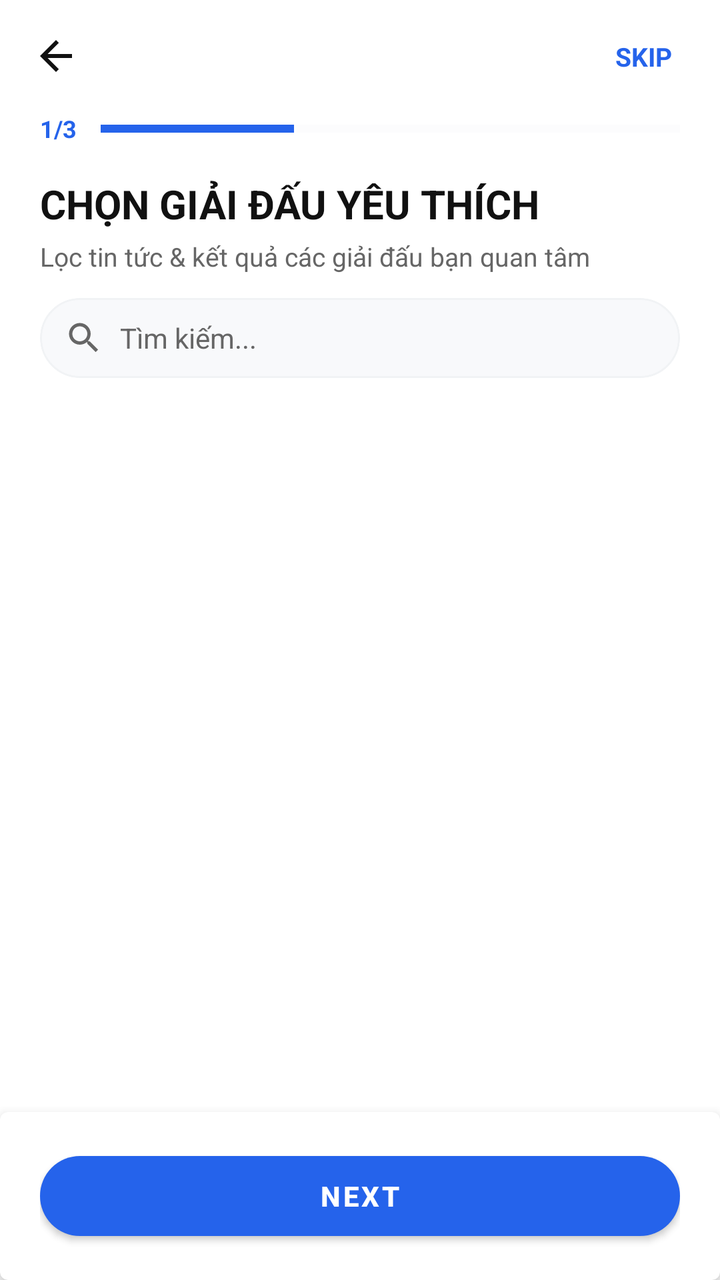
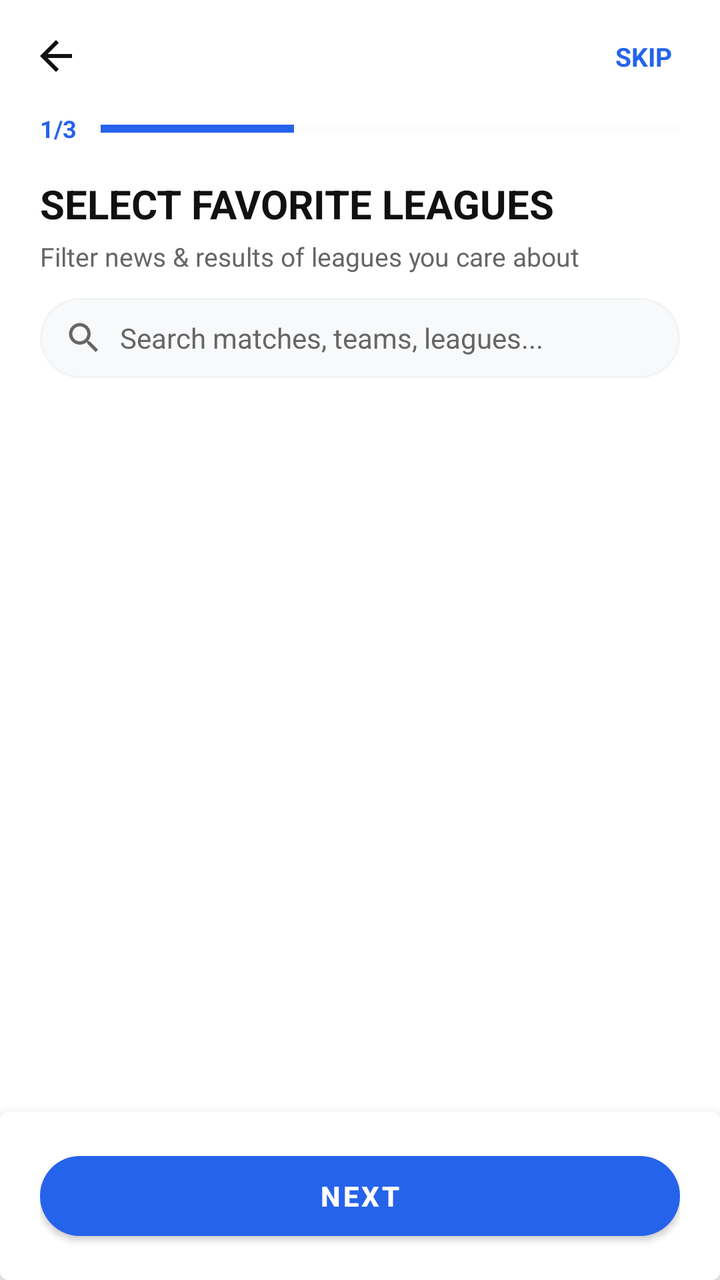

An Android layout rendered at two revisions. The XML below is the earlier revision; the diff shows what the commit changed to produce the second picture.
<!-- AndroidManifest.xml: activity theme Theme.MyApplication -->
<!-- res/layout/activity_intro.xml -->
<?xml version="1.0" encoding="utf-8"?>
<androidx.constraintlayout.widget.ConstraintLayout xmlns:android="http://schemas.android.com/apk/res/android"
    xmlns:app="http://schemas.android.com/apk/res-auto"
    xmlns:tools="http://schemas.android.com/tools"
    android:layout_width="match_parent"
    android:layout_height="match_parent"
    android:background="@color/bg_light">

    
    <androidx.constraintlayout.widget.ConstraintLayout
        android:id="@+id/clHeader"
        android:layout_width="match_parent"
        android:layout_height="56dp"
        app:layout_constraintTop_toTopOf="parent">

        <ImageView
            android:id="@+id/btnBack"
            android:layout_width="40dp"
            android:layout_height="40dp"
            android:layout_marginStart="8dp"
            android:contentDescription="Quay lại"
            android:padding="8dp"
            android:src="@drawable/ic_back"
            app:layout_constraintBottom_toBottomOf="parent"
            app:layout_constraintStart_toStartOf="parent"
            app:layout_constraintTop_toTopOf="parent"
            app:tint="@color/text_white" />

        <TextView
            android:id="@+id/btnSkip"
            android:layout_width="wrap_content"
            android:layout_height="wrap_content"
            android:layout_marginEnd="16dp"
            android:text="@string/intro_skip"
            android:textColor="@color/accent_green"
            android:textSize="13sp"
            android:textStyle="bold"
            android:padding="8dp"
            android:clickable="true"
            android:focusable="true"
            android:foreground="?attr/selectableItemBackground"
            app:layout_constraintBottom_toBottomOf="parent"
            app:layout_constraintEnd_toEndOf="parent"
            app:layout_constraintTop_toTopOf="parent" />

    </androidx.constraintlayout.widget.ConstraintLayout>

    
    <androidx.constraintlayout.widget.ConstraintLayout
        android:id="@+id/clProgressContainer"
        android:layout_width="match_parent"
        android:layout_height="wrap_content"
        android:layout_marginHorizontal="20dp"
        app:layout_constraintTop_toBottomOf="@id/clHeader">

        <TextView
            android:id="@+id/tvStepProgress"
            android:layout_width="wrap_content"
            android:layout_height="wrap_content"
            android:text="1/3"
            android:textColor="@color/accent_green"
            android:textSize="12sp"
            android:textStyle="bold"
            app:layout_constraintTop_toTopOf="parent"
            app:layout_constraintStart_toStartOf="parent" />

        <ProgressBar
            android:id="@+id/progressBarSteps"
            style="?android:attr/progressBarStyleHorizontal"
            android:layout_width="0dp"
            android:layout_height="4dp"
            android:layout_marginStart="12dp"
            android:max="3"
            android:progress="1"
            android:progressBackgroundTint="@color/divider_dark"
            android:progressTint="@color/accent_green"
            app:layout_constraintBottom_toBottomOf="@id/tvStepProgress"
            app:layout_constraintEnd_toEndOf="parent"
            app:layout_constraintStart_toEndOf="@id/tvStepProgress"
            app:layout_constraintTop_toTopOf="@id/tvStepProgress" />

    </androidx.constraintlayout.widget.ConstraintLayout>

    
    <TextView
        android:id="@+id/tvTitle"
        android:layout_width="match_parent"
        android:layout_height="wrap_content"
        android:layout_marginTop="16dp"
        android:layout_marginHorizontal="20dp"
        android:text="CHỌN GIẢI ĐẤU YÊU THÍCH"
        android:textColor="@color/text_white"
        android:textSize="20sp"
        android:textStyle="bold"
        app:layout_constraintTop_toBottomOf="@id/clProgressContainer" />

    <TextView
        android:id="@+id/tvSubtitle"
        android:layout_width="match_parent"
        android:layout_height="wrap_content"
        android:layout_marginTop="4dp"
        android:layout_marginHorizontal="20dp"
        android:text="Lọc tin tức &amp; kết quả các giải đấu bạn quan tâm"
        android:textColor="@color/text_muted"
        android:textSize="13sp"
        app:layout_constraintTop_toBottomOf="@id/tvTitle" />

    
    <com.google.android.material.card.MaterialCardView
        android:id="@+id/cvSearchInput"
        android:layout_width="match_parent"
        android:layout_height="40dp"
        android:layout_marginTop="12dp"
        android:layout_marginHorizontal="20dp"
        app:cardBackgroundColor="@color/card_dark"
        app:cardCornerRadius="20dp"
        app:cardElevation="0dp"
        app:strokeColor="@color/divider_dark"
        app:strokeWidth="1dp"
        app:layout_constraintTop_toBottomOf="@id/tvSubtitle">

        <androidx.constraintlayout.widget.ConstraintLayout
            android:layout_width="match_parent"
            android:layout_height="match_parent">

            <ImageView
                android:id="@+id/ivSearchIconSmall"
                android:layout_width="20dp"
                android:layout_height="20dp"
                android:layout_marginStart="12dp"
                android:contentDescription="Search Icon"
                android:src="@drawable/ic_search"
                app:layout_constraintBottom_toBottomOf="parent"
                app:layout_constraintStart_toStartOf="parent"
                app:layout_constraintTop_toTopOf="parent"
                app:tint="@color/text_muted" />

            <EditText
                android:id="@+id/etSearch"
                android:layout_width="0dp"
                android:layout_height="match_parent"
                android:layout_marginStart="8dp"
                android:layout_marginEnd="8dp"
                android:background="@android:color/transparent"
                android:hint="Tìm kiếm..."
                android:imeOptions="actionSearch"
                android:inputType="text"
                android:maxLines="1"
                android:textColor="@color/text_white"
                android:textColorHint="@color/text_muted"
                android:textSize="14sp"
                app:layout_constraintBottom_toBottomOf="parent"
                app:layout_constraintEnd_toStartOf="@+id/btnClear"
                app:layout_constraintStart_toEndOf="@id/ivSearchIconSmall"
                app:layout_constraintTop_toTopOf="parent" />

            <ImageView
                android:id="@+id/btnClear"
                android:layout_width="28dp"
                android:layout_height="28dp"
                android:layout_marginEnd="8dp"
                android:contentDescription="Xoá tìm kiếm"
                android:padding="6dp"
                android:src="@android:drawable/ic_menu_close_clear_cancel"
                android:visibility="gone"
                app:layout_constraintBottom_toBottomOf="parent"
                app:layout_constraintEnd_toEndOf="parent"
                app:layout_constraintTop_toTopOf="parent"
                app:tint="@color/text_muted" />

        </androidx.constraintlayout.widget.ConstraintLayout>

    </com.google.android.material.card.MaterialCardView>

    
    <androidx.recyclerview.widget.RecyclerView
        android:id="@+id/rvIntroList"
        android:layout_width="match_parent"
        android:layout_height="0dp"
        android:layout_marginTop="16dp"
        android:clipToPadding="false"
        android:paddingBottom="96dp"
        app:layout_constraintBottom_toBottomOf="parent"
        app:layout_constraintTop_toBottomOf="@id/cvSearchInput" />

    
    <LinearLayout
        android:id="@+id/emptyStateLayout"
        android:layout_width="match_parent"
        android:layout_height="0dp"
        android:gravity="center"
        android:orientation="vertical"
        android:visibility="gone"
        app:layout_constraintBottom_toBottomOf="parent"
        app:layout_constraintTop_toBottomOf="@id/cvSearchInput">

        <ImageView
            android:layout_width="48dp"
            android:layout_height="48dp"
            android:src="@drawable/ic_search"
            app:tint="@color/text_muted" />

        <TextView
            android:layout_width="wrap_content"
            android:layout_height="wrap_content"
            android:layout_marginTop="8dp"
            android:text="@string/intro_no_results"
            android:textColor="@color/text_muted"
            android:textSize="13sp" />
    </LinearLayout>

    
    <com.google.android.material.card.MaterialCardView
        android:id="@+id/cvFooter"
        android:layout_width="match_parent"
        android:layout_height="wrap_content"
        app:cardBackgroundColor="@color/bg_light"
        app:cardElevation="8dp"
        app:strokeWidth="0dp"
        app:layout_constraintBottom_toBottomOf="parent">

        <LinearLayout
            android:layout_width="match_parent"
            android:layout_height="wrap_content"
            android:orientation="vertical"
            android:paddingHorizontal="20dp"
            android:paddingVertical="16dp">

            <com.google.android.material.button.MaterialButton
                android:id="@+id/btnNext"
                android:layout_width="match_parent"
                android:layout_height="52dp"
                android:text="@string/intro_next"
                android:textColor="@color/white"
                android:textSize="14sp"
                android:textStyle="bold"
                app:backgroundTint="@color/accent_green"
                app:cornerRadius="26dp" />

        </LinearLayout>

    </com.google.android.material.card.MaterialCardView>

</androidx.constraintlayout.widget.ConstraintLayout>
<!-- resources referenced by this layout -->
<resources>
  <color name="accent_green">@color/primaryBlue</color>
  <color name="bg_light">@color/background</color>
  <color name="card_dark">@color/surface</color>
  <color name="divider_dark">@color/divider</color>
  <color name="text_muted">@color/textSecondary</color>
  <color name="text_white">@color/textPrimary</color>
  <color name="white">#FFFFFFFF</color>
  <!-- drawable ic_back (drawable) -->
  <vector xmlns:android="http://schemas.android.com/apk/res/android"
      android:width="24dp"
      android:height="24dp"
      android:viewportWidth="24"
      android:viewportHeight="24">
    <path
        android:fillColor="#FFFFFFFF"
        android:pathData="M20,11H7.83l5.59,-5.59L12,4l-8,8 8,8 1.41,-1.41L7.83,13H20v-2z"/>
  </vector>
  <!-- drawable ic_search (drawable) -->
  <vector xmlns:android="http://schemas.android.com/apk/res/android"
      android:width="24dp"
      android:height="24dp"
      android:viewportWidth="24"
      android:viewportHeight="24">
    <path
        android:fillColor="@color/textPrimary"
        android:pathData="M15.5,14h-0.79l-0.28,-0.27C15.41,12.59 16,11.11 16,9.5 16,5.91 13.09,3 9.5,3S3,5.91 3,9.5 5.91,16 9.5,16c1.61,0 3.09,-0.59 4.23,-1.57l0.27,0.28v0.79l5,4.99L20.49,19l-4.99,-5zM9.5,14C7.01,14 5,11.99 5,9.5S7.01,5 9.5,5 14,7.01 14,9.5 11.99,14 9.5,14z"/>
  </vector>
  <string name="intro_next">Next</string>
  <string name="intro_no_results">No results found</string>
  <string name="intro_skip">SKIP</string>
  <style name="Theme.MyApplication" parent="Theme.MaterialComponents.Light.NoActionBar">
          
          <item name="colorPrimary">@color/accent_green</item>
          <item name="colorPrimaryVariant">@color/white</item>
          <item name="colorOnPrimary">@color/white</item>
          
          
          <item name="colorSecondary">@color/accent_green_secondary</item>
          <item name="colorSecondaryVariant">@color/accent_green</item>
          <item name="colorOnSecondary">@color/white</item>
          
          
          <item name="android:statusBarColor">@color/white</item>
          <item name="android:windowBackground">@color/white</item>
          <item name="android:navigationBarColor">@color/white</item>
          
          
          <item name="android:windowLightStatusBar">true</item>
          <item name="android:windowLightNavigationBar" tools:targetApi="o_mr1">true</item>
          
          
          <item name="android:textColor">@color/text_white</item>
          <item name="android:textColorSecondary">@color/text_muted</item>
      </style>
  <color name="primaryBlue">#2563EB</color>
  <color name="background">#FFFFFF</color>
  <color name="surface">#F8F9FB</color>
  <color name="divider">#F1F3F5</color>
  <color name="textSecondary">#666666</color>
  <color name="textPrimary">#111111</color>
  <color name="accent_green_secondary">@color/accentBlue</color>
  <color name="accentBlue">#3B82F6</color>
</resources>

<!-- the commit's change to res/layout/activity_intro.xml (unified diff, before → after) -->
@@ -88,7 +88,7 @@
         android:layout_height="wrap_content"
         android:layout_marginTop="16dp"
         android:layout_marginHorizontal="20dp"
-        android:text="CHỌN GIẢI ĐẤU YÊU THÍCH"
+        android:text="@string/intro_step_1_title"
         android:textColor="@color/text_white"
         android:textSize="20sp"
         android:textStyle="bold"
@@ -100,7 +100,7 @@
         android:layout_height="wrap_content"
         android:layout_marginTop="4dp"
         android:layout_marginHorizontal="20dp"
-        android:text="Lọc tin tức &amp; kết quả các giải đấu bạn quan tâm"
+        android:text="@string/intro_step_1_subtitle"
         android:textColor="@color/text_muted"
         android:textSize="13sp"
         app:layout_constraintTop_toBottomOf="@id/tvTitle" />
@@ -142,7 +142,7 @@
                 android:layout_marginStart="8dp"
                 android:layout_marginEnd="8dp"
                 android:background="@android:color/transparent"
-                android:hint="Tìm kiếm..."
+                android:hint="@string/search_input_hint"
                 android:imeOptions="actionSearch"
                 android:inputType="text"
                 android:maxLines="1"
<!-- resource entries referenced after the edit -->
@@ -30,6 +30,9 @@
   <string name="intro_next">Next</string>
   <string name="intro_no_results">No results found</string>
   <string name="intro_skip">SKIP</string>
+  <string name="intro_step_1_subtitle">Filter news &amp; results of leagues you care about</string>
+  <string name="intro_step_1_title">SELECT FAVORITE LEAGUES</string>
+  <string name="search_input_hint">Search matches, teams, leagues...</string>
   <style name="Theme.MyApplication" parent="Theme.MaterialComponents.Light.NoActionBar">
           
           <item name="colorPrimary">@color/accent_green</item>
